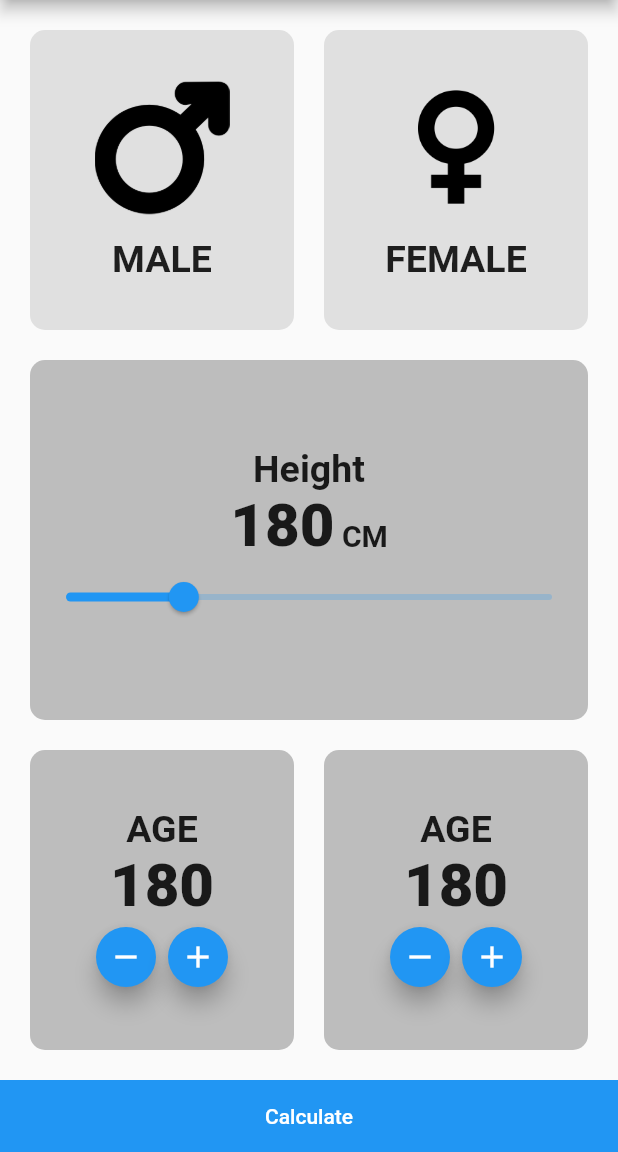
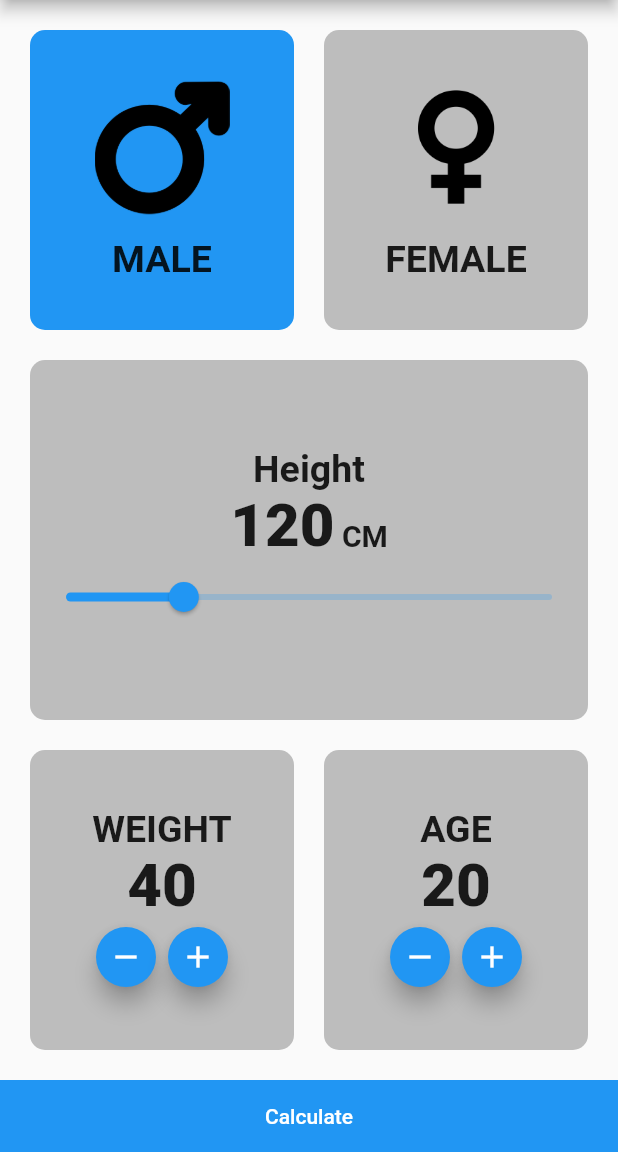
Before and after one commit to elrashidy20/bmi_calculator, a Flutter app: the screen it shows after launch, on a phone screen of 412 x 824 dp, the part 84-1236 px from its top. Run offline on Flutter 3.47's test engine with Material 2 defaults, Android fonts, the phone set to English and light mode, and no system bars.

Commit message:
Update Slider Update age update WEIGHT

```diff
--- a/lib/BmiScreen.dart
+++ b/lib/BmiScreen.dart
@@ -9,6 +9,10 @@ class BmiScreen extends StatefulWidget {
 }
 
 class _BmiScreenState extends State<BmiScreen> {
+  bool isMale=true;
+  double height=120;
+  int weight=40;
+  int age=20;
   @override
   Widget build(BuildContext context) {
     return Scaffold(
@@ -23,12 +27,18 @@ class _BmiScreenState extends State<BmiScreen> {
               child: Row(
                children: [
                  Expanded(
+                   child: GestureDetector(
+                     onTap: (){
+                       setState(() {
+                         isMale=true;
+                       });
+                     },
                      child: Container(
                        child: Column(
                          mainAxisAlignment: MainAxisAlignment.center,
                          children: [
                          Image(
-                           image:AssetImage('images/male.png'),
+                             image:AssetImage('assets/images/male.png'),
                            height: 90,
                              width: 90,
                          ),
@@ -43,18 +53,25 @@ class _BmiScreenState extends State<BmiScreen> {
                        ),
                        decoration: BoxDecoration(
                          borderRadius: BorderRadius.circular(10),
-                       color: Colors.grey[300],
+                         color: isMale ? Colors.blue : Colors.grey[400],
+                       ),
                      ),
                    ),
                  ),
                  SizedBox(width: 20,),
                  Expanded(
+                   child: GestureDetector(
+                     onTap: (){
+                       setState(() {
+                         isMale=false;
+                       });
+                     },
                      child: Container(
                        child: Column(
                          mainAxisAlignment: MainAxisAlignment.center,
                          children: [
                            Image(
-                           image:AssetImage('images/female.png'),
+                             image:AssetImage('assets/images/female.png'),
                              height: 90,
                              width: 90,
                            ),
@@ -69,7 +86,8 @@ class _BmiScreenState extends State<BmiScreen> {
                        ),
                        decoration: BoxDecoration(
                          borderRadius: BorderRadius.circular(10),
-                       color: Colors.grey[300],
+                         color: isMale ? Colors.grey[400] :Colors.blue,
+                       ),
                      ),
                    ),
                  ),
@@ -93,7 +111,7 @@ class _BmiScreenState extends State<BmiScreen> {
                       textBaseline: TextBaseline.alphabetic,
                       mainAxisAlignment: MainAxisAlignment.center,
                       children: [
-                        Text('180',style: TextStyle(
+                        Text('${height.round()}',style: TextStyle(
                           fontSize: 40,
                           fontWeight: FontWeight.w900,
                         ),),
@@ -104,11 +122,14 @@ class _BmiScreenState extends State<BmiScreen> {
                         ),),
                       ],
                     ),
-                    Slider(value:
-                      120,
+                    Slider(
+                      value: height,
                       max:220,
                       min: 88,
                       onChanged:(value){
+                        setState(() {
+                          height=value;
+                        });
                       print(value.round());
                       } ,)
                   ],
@@ -130,11 +151,11 @@ class _BmiScreenState extends State<BmiScreen> {
                       child: Column(
                         mainAxisAlignment: MainAxisAlignment.center,
                         children: [
-                          Text('AGE',style: TextStyle(
+                          Text('WEIGHT',style: TextStyle(
                             fontWeight: FontWeight.bold,
                             fontSize: 25
                           ),),
-                          Text('180',style: TextStyle(
+                          Text('$weight',style: TextStyle(
                             fontWeight: FontWeight.w900,
                             fontSize: 40
                           ),),
@@ -142,13 +163,21 @@ class _BmiScreenState extends State<BmiScreen> {
                               mainAxisAlignment: MainAxisAlignment.center,
                             children: [
                               FloatingActionButton(
-                                onPressed: (){},
+                                onPressed: (){
+                                  setState(() {
+                                    weight--;
+                                  });
+                                },
                                 mini:true,
                                 child:Icon(
                                   Icons.remove,
                                 ) ,),
                               FloatingActionButton(
-                                onPressed: (){},
+                                onPressed: (){
+                                  setState(() {
+                                    weight++;
+                                  });
+                                },
                                 mini:true,
                                 child:Icon(
                                   Icons.add,
@@ -173,7 +202,7 @@ class _BmiScreenState extends State<BmiScreen> {
                               fontWeight: FontWeight.bold,
                               fontSize: 25
                           ),),
-                          Text('180',style: TextStyle(
+                          Text('$age',style: TextStyle(
                               fontWeight: FontWeight.w900,
                               fontSize: 40
                           ),),
@@ -181,13 +210,21 @@ class _BmiScreenState extends State<BmiScreen> {
                             mainAxisAlignment: MainAxisAlignment.center,
                             children: [
                               FloatingActionButton(
-                                onPressed: (){},
+                                onPressed: (){
+                                  setState(() {
+                                    age--;
+                                  });
+                                },
                                 mini:true,
                                 child:Icon(
                                   Icons.remove,
                                 ) ,),
                               FloatingActionButton(
-                                onPressed: (){},
+                                onPressed: (){
+                                  setState(() {
+                                    age++;
+                                  });
+                                },
                                 mini:true,
                                 child:Icon(
                                   Icons.add,
--- a/pubspec.yaml
+++ b/pubspec.yaml
@@ -44,7 +44,7 @@ flutter:
   # the material Icons class.
   uses-material-design: true
   assets:
-    - images/
+    - assets/images/
 
   # To add assets to your application, add an assets section, like this:
   #
```
Also changed, not shown: assets/images/female.png (renamed from images/female.png), assets/images/male.png (renamed from images/male.png). Lines whose indentation alone changed are shown as unchanged.
